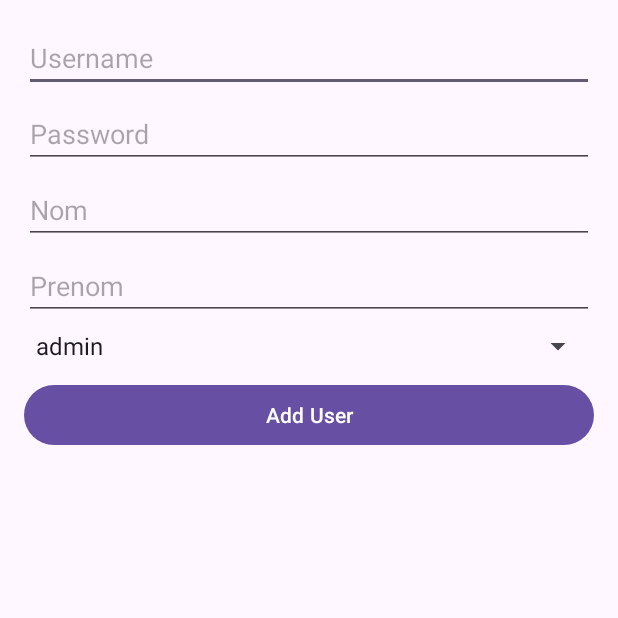
After one commit to guerfala/multilab, an Android app: the AddUserActivity screen opened directly, with no data from a screen before it, on a phone screen of 412 x 824 dp, the top half of it. The commit adds this screen. Run offline under Robolectric (Android 15) with nearby library versions, the phone set to English and light mode, and no system bars.

Commit message:
add user for admin

```diff
--- a/app/src/main/AndroidManifest.xml
+++ b/app/src/main/AndroidManifest.xml
@@ -15,6 +15,9 @@
         android:supportsRtl="true"
         android:theme="@style/Theme.MultilabMob"
         tools:targetApi="31">
+        <activity
+            android:name=".AddUserActivity"
+            android:exported="false" />
         <activity
             android:name=".AdminPanelActivity"
             android:exported="false" />
--- /dev/null
+++ b/app/src/main/java/com/example/multilabmob/AddUserActivity.java
@@ -0,0 +1,77 @@
+package com.example.multilabmob;
+
+import android.os.Bundle;
+import android.view.View;
+import android.widget.*;
+import androidx.appcompat.app.AppCompatActivity;
+import com.example.multilabmob.Models.User;
+import com.example.multilabmob.Network.RetrofitClient;
+import retrofit2.Call;
+import retrofit2.Callback;
+import retrofit2.Response;
+
+public class AddUserActivity extends AppCompatActivity {
+
+    private EditText editTextUsername, editTextPassword, editTextNom, editTextPrenom;
+    private Spinner spinnerRole;
+    private Button buttonAddUser;
+
+    @Override
+    protected void onCreate(Bundle savedInstanceState) {
+        super.onCreate(savedInstanceState);
+        setContentView(R.layout.activity_add_user);
+
+        editTextUsername = findViewById(R.id.editTextUsername);
+        editTextPassword = findViewById(R.id.editTextPassword);
+        editTextNom = findViewById(R.id.editTextNom);
+        editTextPrenom = findViewById(R.id.editTextPrenom);
+        spinnerRole = findViewById(R.id.spinnerRole);
+        buttonAddUser = findViewById(R.id.buttonAddUser);
+
+        buttonAddUser.setOnClickListener(new View.OnClickListener() {
+            @Override
+            public void onClick(View v) {
+                String username = editTextUsername.getText().toString();
+                String password = editTextPassword.getText().toString();
+                String nom = editTextNom.getText().toString();
+                String prenom = editTextPrenom.getText().toString();
+                String role = spinnerRole.getSelectedItem().toString();
+
+                if (username.isEmpty() || password.isEmpty() || nom.isEmpty() || prenom.isEmpty()) {
+                    Toast.makeText(AddUserActivity.this, "Please fill all fields", Toast.LENGTH_SHORT).show();
+                    return;
+                }
+
+                User newUser = new User();
+                newUser.setUsername(username);
+                newUser.setPwd(password);
+                newUser.setNom(nom);
+                newUser.setPrenom(prenom);
+                newUser.setRole(role);
+
+                addUserToDatabase(newUser);
+            }
+        });
+    }
+
+    private void addUserToDatabase(User user) {
+        RetrofitClient.getInstance().getApi().addUser(user).enqueue(new Callback<User>() {
+            @Override
+            public void onResponse(Call<User> call, Response<User> response) {
+                if (response.isSuccessful()) {
+                    Toast.makeText(AddUserActivity.this, "User added successfully", Toast.LENGTH_SHORT).show();
+                    finish();
+                } else if (response.code() == 409) {
+                    Toast.makeText(AddUserActivity.this, "Username already exists", Toast.LENGTH_SHORT).show();
+                } else {
+                    Toast.makeText(AddUserActivity.this, "Failed to add user", Toast.LENGTH_SHORT).show();
+                }
+            }
+
+            @Override
+            public void onFailure(Call<User> call, Throwable t) {
+                Toast.makeText(AddUserActivity.this, "Error: " + t.getMessage(), Toast.LENGTH_SHORT).show();
+            }
+        });
+    }
+}
--- a/app/src/main/java/com/example/multilabmob/Network/Api.java
+++ b/app/src/main/java/com/example/multilabmob/Network/Api.java
@@ -49,4 +49,7 @@ public interface Api {
     @POST("objets/admin/add-objet-predifini")
     Call<ObjetPredifini> addObjetPredifini(@Body ObjetPredifini objetPredifini);
 
+    @POST("auth/addUser")
+    Call<User> addUser(@Body User user);
+
 }
--- /dev/null
+++ b/app/src/main/res/layout/activity_add_user.xml
@@ -0,0 +1,52 @@
+<LinearLayout
+    xmlns:android="http://schemas.android.com/apk/res/android"
+    android:layout_width="match_parent"
+    android:layout_height="match_parent"
+    android:orientation="vertical"
+    android:padding="16dp">
+
+    <EditText
+        android:id="@+id/editTextUsername"
+        android:layout_width="match_parent"
+        android:layout_height="wrap_content"
+        android:hint="Username"
+        android:inputType="text"
+        android:layout_marginBottom="5dp"/>
+
+    <EditText
+        android:id="@+id/editTextPassword"
+        android:layout_width="match_parent"
+        android:layout_height="wrap_content"
+        android:hint="Password"
+        android:inputType="textPassword"
+        android:layout_marginBottom="5dp"/>
+
+    <EditText
+        android:id="@+id/editTextNom"
+        android:layout_width="match_parent"
+        android:layout_height="wrap_content"
+        android:hint="Nom"
+        android:inputType="text"
+        android:layout_marginBottom="5dp" />
+
+    <EditText
+        android:id="@+id/editTextPrenom"
+        android:layout_width="match_parent"
+        android:layout_height="wrap_content"
+        android:hint="Prenom"
+        android:inputType="text"
+        android:layout_marginBottom="5dp"/>
+
+    <Spinner
+        android:id="@+id/spinnerRole"
+        android:layout_width="match_parent"
+        android:layout_height="wrap_content"
+        android:entries="@array/roles_array"
+        android:layout_marginBottom="10dp"/>
+
+    <Button
+        android:id="@+id/buttonAddUser"
+        android:layout_width="match_parent"
+        android:layout_height="wrap_content"
+        android:text="Add User" />
+</LinearLayout>
--- a/app/src/main/res/layout/activity_admin_panel.xml
+++ b/app/src/main/res/layout/activity_admin_panel.xml
@@ -41,4 +41,10 @@
         android:layout_width="match_parent"
         android:layout_height="wrap_content"
         android:text="Add Objet Predifini" />
+
+    <Button
+        android:id="@+id/buttonAddUser"
+        android:layout_width="match_parent"
+        android:layout_height="wrap_content"
+        android:text="Add User" />
 </LinearLayout>
--- a/app/src/main/res/values/strings.xml
+++ b/app/src/main/res/values/strings.xml
@@ -1,3 +1,8 @@
 <resources>
     <string name="app_name">multilabMob</string>
+    <string-array name="roles_array">
+        <item>admin</item>
+        <item>commercial</item>
+    </string-array>
+
 </resources>
```
Also changed, not shown: app/src/main/java/com/example/multilabmob/AdminPanelActivity.java (+7 -0 lines), app/src/main/java/com/example/multilabmob/Models/User.java (+29 -0 lines).
